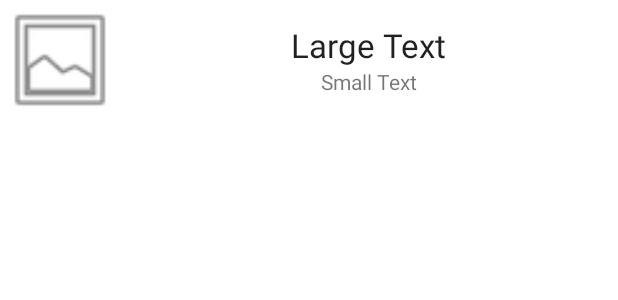
After one commit to corderop/practicas-dgp, an Android app: the layout tareasimple.xml on its own in the app's theme, with its tools: preview values and no code run, on a phone screen of 412 x 824 dp. The commit adds this screen. Shown: the top 300 px of the screen. Run offline under Robolectric (Android 15) with nearby library versions, the phone set to English and light mode, and no system bars; network calls fail.

Commit message:
Inicio pruebas con interfaz tareas

```diff
--- a/app/app/src/main/res/layout/activity_main.xml
+++ b/app/app/src/main/res/layout/activity_main.xml
@@ -13,7 +13,7 @@
         android:layout_marginStart="16dp"
         android:layout_marginBottom="48dp"
         android:onClick="logueo"
-        android:text="Loguearse"
+        android:text="Iniciar sesión"
         app:layout_constraintBottom_toBottomOf="parent"
         app:layout_constraintStart_toStartOf="parent" />
 
--- /dev/null
+++ b/app/app/src/main/res/layout/tareasimple.xml
@@ -0,0 +1,39 @@
+<?xml version="1.0" encoding="utf-8"?>
+<LinearLayout xmlns:android="http://schemas.android.com/apk/res/android"
+    android:layout_width="fill_parent"
+    android:layout_height="wrap_content"
+    xmlns:tools="http://schemas.android.com/tools"
+    android:orientation="horizontal"
+    tools:context=".MainActivity">
+
+    <ImageView
+        android:id="@+id/imageView_imagen"
+        android:layout_width="80dp"
+        android:layout_height="80dp"
+        android:adjustViewBounds="true"
+        android:scaleType="fitXY"
+        android:contentDescription="Descripción del contenido de la imagen"
+        android:src="@android:drawable/ic_menu_gallery" />
+
+    <LinearLayout
+        android:layout_width="fill_parent"
+        android:layout_height="match_parent"
+        android:gravity="center"
+        android:orientation="vertical" >
+
+        <TextView
+            android:id="@+id/textView_superior"
+            android:layout_width="wrap_content"
+            android:layout_height="wrap_content"
+            android:text="Large Text"
+            android:textAppearance="?android:attr/textAppearanceLarge" />
+
+        <TextView
+            android:id="@+id/textView_inferior"
+            android:layout_width="wrap_content"
+            android:layout_height="wrap_content"
+            android:text="Small Text"
+            android:textAppearance="?android:attr/textAppearanceSmall" />
+
+    </LinearLayout>
+</LinearLayout>
```
Also changed, not shown: app/app/src/main/java/com/example/vality/Usuario.java (+34 -7 lines), app/app/src/main/java/com/example/vality/listaAdaptador.java (added, +54 -0 lines), app/app/src/main/res/layout/listatareas.xml (added, +8 -0 lines), app/app/src/main/res/layout/tareas.xml (deleted, +0 -11 lines), 4 other files.
